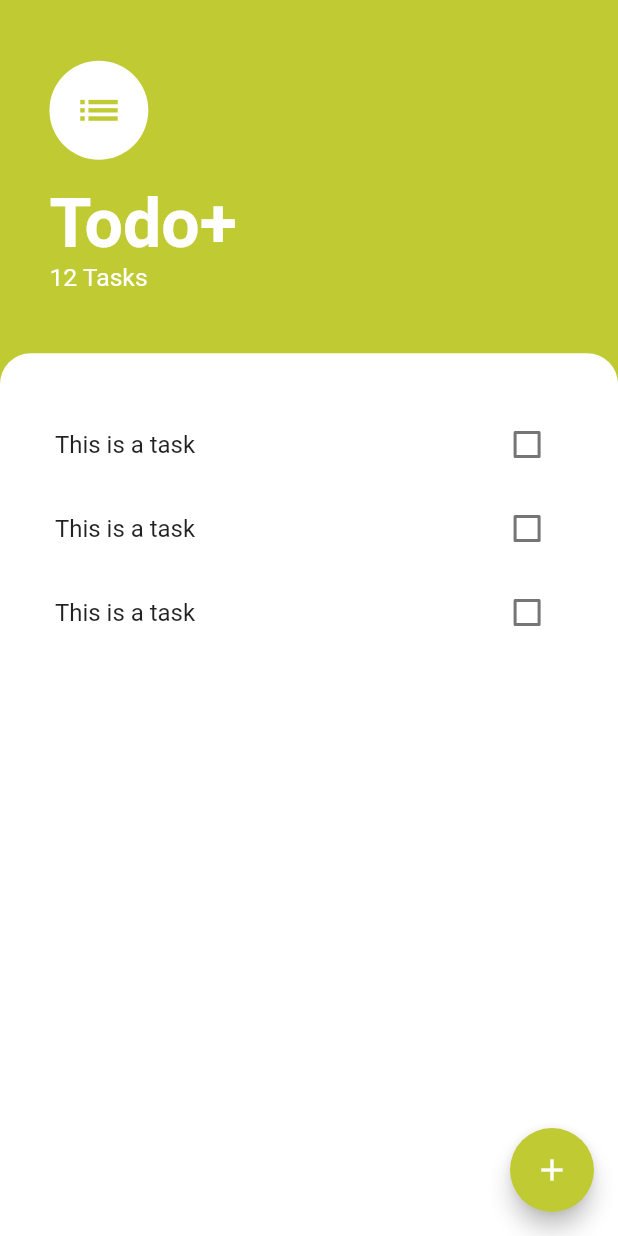
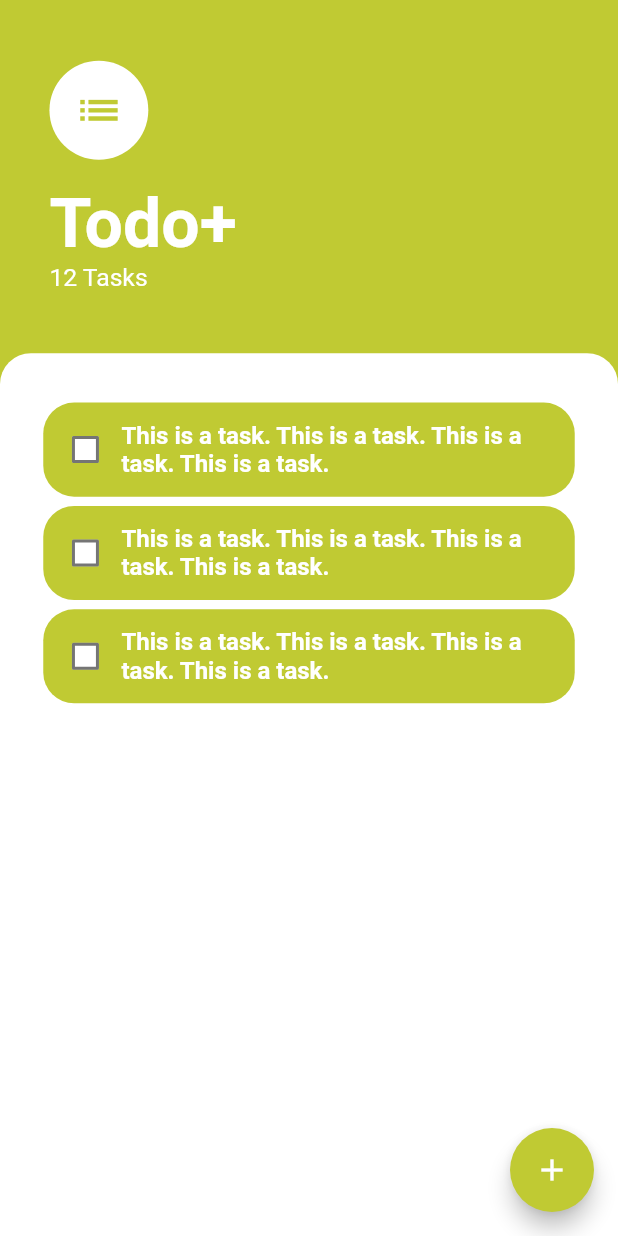
Before and after one commit to srockstech/todo_plus, a Flutter app: the screen it shows after launch, on a phone screen of 412 x 824 dp. Run offline on Flutter 3.47's test engine with Material 2 defaults, Android fonts, the phone set to English and light mode, and no system bars.

Commit message:
Designed the task tile

```diff
--- a/lib/widgets/task_tile.dart
+++ b/lib/widgets/task_tile.dart
@@ -1,17 +1,46 @@
 import 'package:flutter/material.dart';
 
-class TaskTile extends StatelessWidget {
-  const TaskTile({
-    Key? key,
-  }) : super(key: key);
+class TaskTile extends StatefulWidget {
+  const TaskTile({Key? key}) : super(key: key);
 
   @override
+  State<TaskTile> createState() => _TaskTileState();
+}
+
+class _TaskTileState extends State<TaskTile> {
+  bool? checked = false;
+  @override
   Widget build(BuildContext context) {
-    return ListTile(
-      title: Text('This is a task'),
-      trailing: Checkbox(
-        value: false,
-        onChanged: (value) {},
+    final screenHeight = MediaQuery.of(context).size.width;
+    return Container(
+      margin: EdgeInsets.only(bottom: screenHeight * 0.015),
+      decoration: BoxDecoration(
+        color: Colors.lime[600],
+        borderRadius: BorderRadius.all(Radius.circular(screenHeight * 0.05)),
+      ),
+      child: ListTile(
+        title: Text(
+          'This is a task. This is a task. This is a task. This is a task.',
+          style: TextStyle(
+            color: Colors.white,
+            fontWeight: FontWeight.w600,
+          ),
+        ),
+        horizontalTitleGap: screenHeight * 0,
+        contentPadding: EdgeInsets.only(
+            left: screenHeight * 0.01, right: screenHeight * 0.03),
+        minLeadingWidth: screenHeight * 0.01,
+        minVerticalPadding: screenHeight * 0.03,
+        leading: Checkbox(
+          value: checked,
+          fillColor: MaterialStateProperty.all(Colors.white),
+          checkColor: Colors.lime[600],
+          onChanged: (newValue) {
+            setState(() {
+              checked = newValue;
+            });
+          },
+        ),
       ),
     );
   }
--- a/lib/widgets/tasks_list.dart
+++ b/lib/widgets/tasks_list.dart
@@ -13,7 +13,7 @@ class TasksList extends StatelessWidget {
   Widget build(BuildContext context) {
     return ListView(
       padding: EdgeInsets.symmetric(
-          vertical: screenHeight * 0.08, horizontal: screenHeight * 0.05),
+          vertical: screenHeight * 0.08, horizontal: screenHeight * 0.07),
       children: [
         TaskTile(),
         TaskTile(),
```
